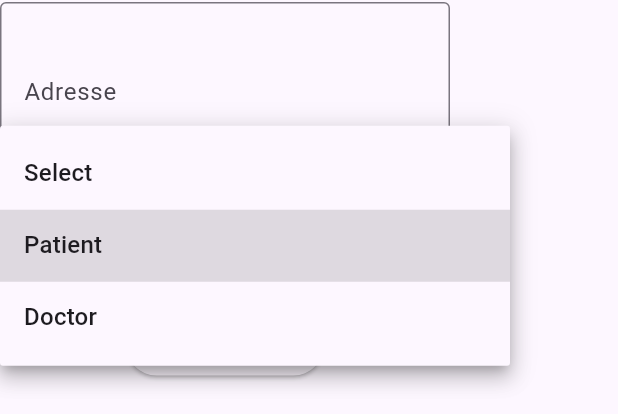
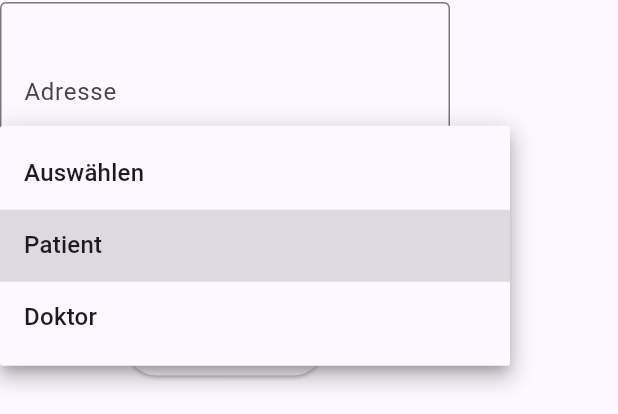
Before and after one commit to kevin123george/medTalk, a Flutter app: the ProfileForm widget shown alone on an empty page, opened directly, after a tap on "Patient", on a phone screen of 412 x 824 dp. Shown: the part 541-955 px from the top of the screen. Run offline on Flutter 3.47's test engine with Material 2 defaults, Android fonts, the phone set to English and light mode, and no system bars; our stand-ins replace get_storage, speech_to_text, sqflite, syncfusion_flutter_sliders; missing offline and left inert: syncfusion_flutter_core; accounts and stored records are empty; network calls fail.

Commit message:
implemented language switch dropDownMenu on Profile screen

```diff
--- a/lib/providers/language_provider.dart
+++ b/lib/providers/language_provider.dart
@@ -32,7 +32,10 @@ class LanguageProvider with ChangeNotifier {
      'email_hint': 'Bitte geben Sie Ihre Email ein',
      'address': 'Adresse',
      'address_hint': 'Bitte geben Sie Ihre Adresse ein',
-     'update': 'Aktualisieren'
+     'update': 'Aktualisieren',
+     'items_select': 'Auswählen',
+     'items_patient': 'Patient',
+     'items_doctor': 'Doktor'
    };
    Map<String, String> _english = {
      'language': 'English',
@@ -59,12 +62,20 @@ class LanguageProvider with ChangeNotifier {
      'email_hint': 'Please enter your email adress',
      'address': 'Address',
      'address_hint': 'Please enter your address',
-     'update': 'Update'
+     'update': 'Update',
+     'items_select': 'Select',
+     'items_patient': 'Patient',
+     'items_doctor': 'Doctor'
+
    };
 
    List<String> get languageList => _languageList;
    Map<String, String> get languageMap => _language == 'English' ? _english : _german;
    bool get language => _language == 'English' ? false : true;
+
+   String? getTranslatedItem(String item) {
+     return _language == 'English' ? _english[item] : _german[item];
+   }
 
   void change_language(language) => {
     this._language = language,
--- a/lib/screens/profile_screen.dart
+++ b/lib/screens/profile_screen.dart
@@ -44,11 +44,7 @@ class _ProfileFormState extends State<ProfileForm> {
   String dropdownvalue = 'Patient'; // Declaration of dropdownvalue variable
 
   // List of items in our dropdown menu
-  var items = [
-    'Select',
-    'Patient',
-    'Doctor',
-  ];
+  List<String> items = [];
   User? _user;
 
   @override
@@ -67,7 +63,8 @@ class _ProfileFormState extends State<ProfileForm> {
       final email = _emailController.text;
       final address = _addressController.text;
       final userType =
-      dropdownvalue == 'Select' ? UserType.Patient : _getUserTypeFromValue(dropdownvalue);
+      dropdownvalue == 'Select' || dropdownvalue == 'Auswählen'  ? UserType.Patient
+          : _getUserTypeFromValue(dropdownvalue);
 
       final updatedUser = User(
         id: _user?.id,
@@ -135,6 +132,7 @@ class _ProfileFormState extends State<ProfileForm> {
       case 'Patient':
         return UserType.Patient;
       case 'Doctor':
+      case 'Doktor':
         return UserType.Doctor;
       default:
         return UserType.Patient;
@@ -150,9 +148,29 @@ class _ProfileFormState extends State<ProfileForm> {
     super.dispose();
   }
 
+  String getDropDownvalue(String dropdownvalue) {
+    switch(dropdownvalue){
+      case 'Select':
+      case 'Auswählen':
+        return items[0];
+      case 'Doctor':
+      case 'Doktor':
+        return items[2];
+      default:
+        return items[1];
+    }
+  }
+
   @override
   Widget build(BuildContext context) {
     Map<String, String> language = context.watch<LanguageProvider>().languageMap;
+    items = [
+      language['items_select'].toString(),
+      language['items_patient'].toString(),
+      language['items_doctor'].toString()
+    ];
+    dropdownvalue = getDropDownvalue(dropdownvalue);
+
     return SingleChildScrollView( // Wrap the form with SingleChildScrollView
       child: SizedBox(
         width: 300,
```
